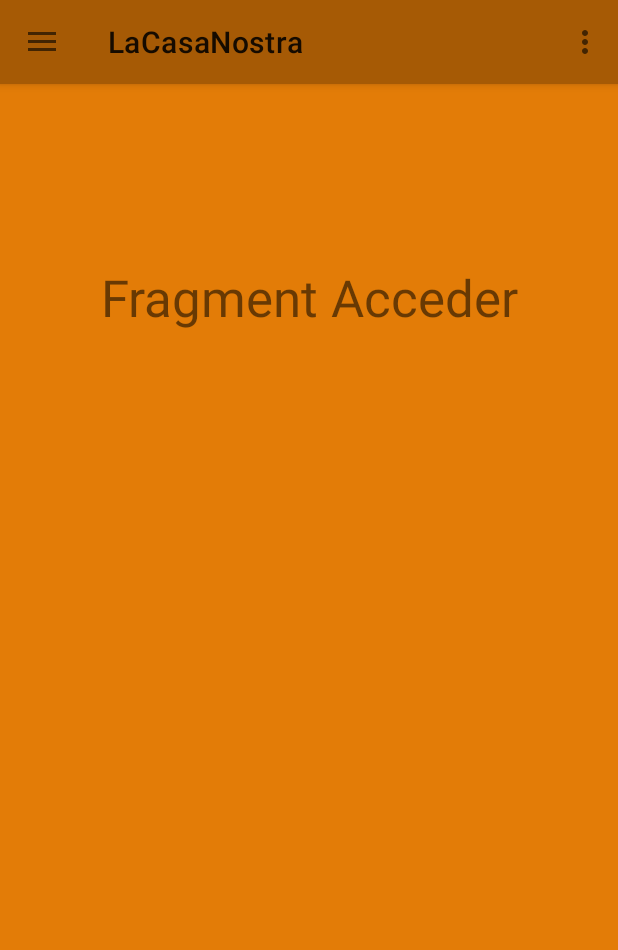
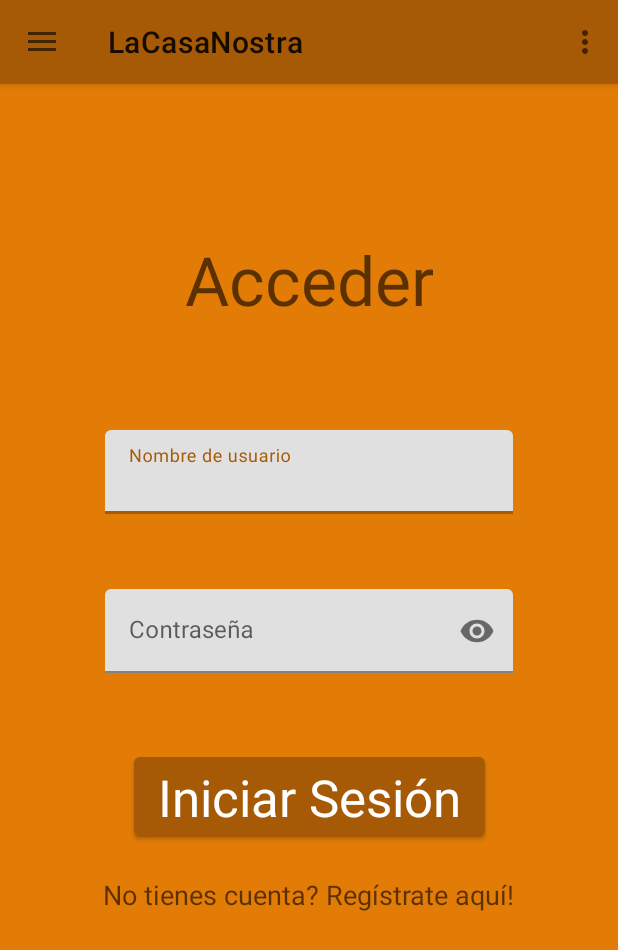
Before and after one commit to Racriberny/LaCasaNostraAPKFinalBueno, an Android app: the screen it shows after launch (MainActivity), in the side drawer, after a tap on "Acceder", on a phone screen of 412 x 824 dp. Shown: the top 950 px of the screen. Run offline under Robolectric (Android 15) with nearby library versions, the phone set to English and light mode, and no system bars; 2 statements that could not run were skipped.

Commit message:
layout login!!1

```diff
--- a/app/src/main/java/com/cristobalbernal/lacasanostraapk/fragments/Fragment_Acceder.java
+++ b/app/src/main/java/com/cristobalbernal/lacasanostraapk/fragments/Fragment_Acceder.java
@@ -1,5 +1,12 @@
 package com.cristobalbernal.lacasanostraapk.fragments;
 
+import android.content.Intent;
+import android.os.Bundle;
+import android.view.View;
+import android.widget.Toast;
+
+import androidx.annotation.NonNull;
+import androidx.annotation.Nullable;
 import androidx.fragment.app.Fragment;
 
 import com.cristobalbernal.lacasanostraapk.R;
@@ -9,4 +16,20 @@ public class Fragment_Acceder extends Fragment {
     public Fragment_Acceder(){
         super(R.layout.fragment_acceder);
     }
+
+
+    @Override
+    public void onViewCreated(@NonNull View view, @Nullable Bundle savedInstanceState) {
+        super.onViewCreated(view, savedInstanceState);
+
+
+
+
+        view.findViewById(R.id.tvRegistrar).setOnClickListener(new View.OnClickListener() {
+            @Override
+            public void onClick(View v) {
+                Toast.makeText(getContext(),"Hola",Toast.LENGTH_LONG).show();
+            }
+        });
+    }
 }
--- a/app/src/main/java/com/cristobalbernal/lacasanostraapk/fragments/Fragment_Home.java
+++ b/app/src/main/java/com/cristobalbernal/lacasanostraapk/fragments/Fragment_Home.java
@@ -1,5 +1,7 @@
 package com.cristobalbernal.lacasanostraapk.fragments;
 
+import android.content.Intent;
+import android.net.Uri;
 import android.os.Bundle;
 import android.util.Log;
 import android.view.View;
@@ -34,6 +36,7 @@ public class Fragment_Home extends Fragment {
         super.onViewCreated(view, savedInstanceState);
         iapiService = RestClient.getInstance();
         Button button = view.findViewById(R.id.btCartaHome);
+        Button button2= view.findViewById(R.id.btPaginaWeb);
         getProductos();
         getTipos();
         button.setOnClickListener(new View.OnClickListener() {
@@ -45,6 +48,12 @@ public class Fragment_Home extends Fragment {
                         .addToBackStack(null)
                         .replace(R.id.content_frame, Fragment_Carta.class, null)
                         .commit();
+            }
+        });
+        button2.setOnClickListener(new View.OnClickListener() {
+            @Override
+            public void onClick(View v) {
+                abrirPaginaWeb("https://lacasanostra.000webhostapp.com/localhost_9000/home.html");
             }
         });
     }
@@ -86,7 +95,9 @@ public class Fragment_Home extends Fragment {
             }
         });
     }
-
-
+    private void abrirPaginaWeb(String url){
+        Intent webIntent = new Intent(Intent.ACTION_VIEW, Uri.parse(url));
+        startActivity(webIntent);
+    }
 
 }
--- a/app/src/main/res/layout/fragment_acceder.xml
+++ b/app/src/main/res/layout/fragment_acceder.xml
@@ -1,19 +1,79 @@
 <?xml version="1.0" encoding="utf-8"?>
-<androidx.constraintlayout.widget.ConstraintLayout
-    xmlns:android="http://schemas.android.com/apk/res/android"
+<androidx.constraintlayout.widget.ConstraintLayout xmlns:android="http://schemas.android.com/apk/res/android"
     xmlns:app="http://schemas.android.com/apk/res-auto"
+    xmlns:tools="http://schemas.android.com/tools"
     android:layout_width="match_parent"
     android:layout_height="match_parent">
 
     <TextView
-        android:id="@+id/textView2"
+        android:id="@+id/tvLogin"
         android:layout_width="wrap_content"
         android:layout_height="wrap_content"
-        android:layout_marginTop="119dp"
-        android:text="Fragment Acceder"
-        android:textAlignment="center"
-        android:textSize="34sp"
+        android:layout_marginTop="100dp"
+        android:text="@string/acceder"
+        android:textAppearance="@style/TextAppearance.AppCompat.Display2"
         app:layout_constraintEnd_toEndOf="parent"
         app:layout_constraintStart_toStartOf="parent"
         app:layout_constraintTop_toTopOf="parent" />
+
+    <com.google.android.material.textfield.TextInputLayout
+        android:id="@+id/tilUsernameLogin"
+        android:layout_width="match_parent"
+        android:layout_height="wrap_content"
+        android:layout_marginStart="70dp"
+        android:layout_marginTop="70dp"
+        android:layout_marginEnd="70dp"
+        app:layout_constraintEnd_toEndOf="parent"
+        app:layout_constraintStart_toStartOf="parent"
+        app:layout_constraintTop_toBottomOf="@+id/tvLogin">
+
+        <com.google.android.material.textfield.TextInputEditText
+            android:id="@+id/etUsernameLogin"
+            android:layout_width="match_parent"
+            android:layout_height="wrap_content"
+            android:hint="@string/nombre_de_usuario" />
+    </com.google.android.material.textfield.TextInputLayout>
+
+    <com.google.android.material.textfield.TextInputLayout
+        android:id="@+id/tilContrasenyaLogin"
+        android:layout_width="match_parent"
+        android:layout_height="wrap_content"
+        android:layout_marginStart="70dp"
+        android:layout_marginTop="50dp"
+        android:layout_marginEnd="70dp"
+        app:endIconMode="password_toggle"
+        app:layout_constraintEnd_toEndOf="parent"
+        app:layout_constraintStart_toStartOf="parent"
+        app:layout_constraintTop_toBottomOf="@+id/tilUsernameLogin">
+
+        <com.google.android.material.textfield.TextInputEditText
+            android:id="@+id/etContrasenyaLogin"
+            android:layout_width="match_parent"
+            android:layout_height="wrap_content"
+            android:hint="@string/contrase_a"
+            android:inputType="textPassword" />
+    </com.google.android.material.textfield.TextInputLayout>
+
+    <Button
+        android:id="@+id/btnLogin"
+        android:layout_width="wrap_content"
+        android:layout_height="wrap_content"
+        android:layout_marginTop="50dp"
+        android:text="@string/iniciar_sesi_n"
+        android:textAppearance="@style/TextAppearance.AppCompat.Display1"
+        app:layout_constraintEnd_toEndOf="parent"
+        app:layout_constraintStart_toStartOf="parent"
+        app:layout_constraintTop_toBottomOf="@+id/tilContrasenyaLogin" />
+
+    <TextView
+        android:id="@+id/tvRegistrar"
+        android:layout_width="wrap_content"
+        android:layout_height="wrap_content"
+        android:layout_marginTop="20dp"
+        android:text="No tienes cuenta? Regístrate aquí!"
+        android:textAppearance="@style/TextAppearance.AppCompat.Medium"
+        app:layout_constraintEnd_toEndOf="parent"
+        app:layout_constraintStart_toStartOf="parent"
+        app:layout_constraintTop_toBottomOf="@+id/btnLogin" />
+
 </androidx.constraintlayout.widget.ConstraintLayout>
--- a/app/src/main/res/layout/fragment_home.xml
+++ b/app/src/main/res/layout/fragment_home.xml
@@ -24,15 +24,15 @@
         android:id="@+id/imageView2"
         android:layout_width="match_parent"
         android:layout_height="wrap_content"
-        android:layout_marginTop="116dp"
+        android:layout_marginTop="75dp"
         android:layout_marginBottom="52dp"
+        android:contentDescription="@string/logo_de_la_aplicai_n"
         app:layout_constraintBottom_toTopOf="@+id/textView3"
         app:layout_constraintEnd_toEndOf="parent"
         app:layout_constraintHorizontal_bias="0.0"
         app:layout_constraintStart_toStartOf="parent"
         app:layout_constraintTop_toTopOf="parent"
-        app:srcCompat="@drawable/logo"
-        android:contentDescription="@string/logo_de_la_aplicai_n" />
+        app:srcCompat="@drawable/logo" />
 
     <TextView
         android:id="@+id/textView3"
@@ -51,13 +51,23 @@
         android:layout_width="wrap_content"
         android:layout_height="wrap_content"
         android:layout_marginTop="38dp"
-        android:layout_marginBottom="40dp"
         android:text="@string/pulse_el_bot_n_para_ir_directo_a_la_carta"
         android:textSize="18sp"
-        app:layout_constraintBottom_toTopOf="@+id/btCartaHome"
         app:layout_constraintEnd_toEndOf="parent"
         app:layout_constraintStart_toStartOf="parent"
         app:layout_constraintTop_toBottomOf="@+id/textView3" />
 
+    <Button
+        android:id="@+id/btPaginaWeb"
+        android:layout_width="match_parent"
+        android:layout_height="wrap_content"
+        android:layout_marginStart="24dp"
+        android:layout_marginTop="15dp"
+        android:layout_marginEnd="24dp"
+        android:text="@string/pagina_web"
+        app:layout_constraintEnd_toEndOf="parent"
+        app:layout_constraintStart_toStartOf="parent"
+        app:layout_constraintTop_toBottomOf="@+id/btCartaHome" />
+
 
 </androidx.constraintlayout.widget.ConstraintLayout>
--- a/app/src/main/res/values/strings.xml
+++ b/app/src/main/res/values/strings.xml
@@ -10,4 +10,8 @@
     <string name="acceder">Acceder</string>
     <string name="cambio_de_idioma">Cambio de idioma</string>
     <string name="configuracion">Configuracion</string>
+    <string name="pagina_web">Pagina web</string>
+    <string name="nombre_de_usuario">Nombre de usuario</string>
+    <string name="contrase_a">Contraseña</string>
+    <string name="iniciar_sesi_n">Iniciar Sesión</string>
 </resources>
```
Also changed, not shown: 1 other file.
